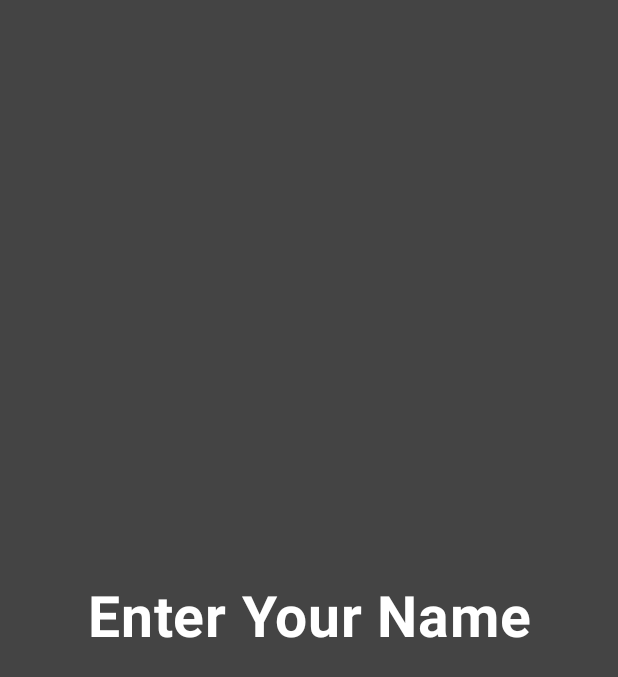
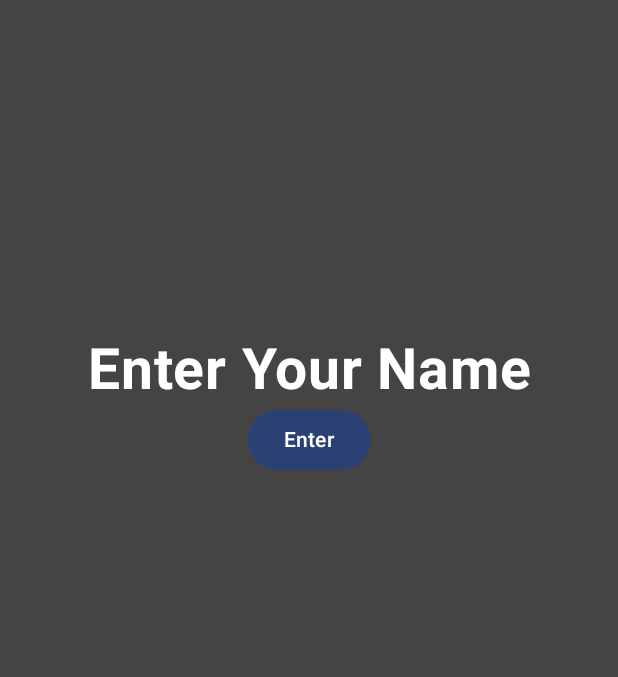
Before and after one commit to DebojitDas2003/Greeting-Card, an Android app built with Jetpack Compose: the screen it shows after launch (MainActivity), on a phone screen of 412 x 824 dp. Shown: the top 677 px of the screen. Run offline under Robolectric (Android 15) with nearby library versions, the phone set to English and light mode, and no system bars.

Commit message:
Added button

```diff
--- a/app/src/main/java/com/ddas/greetingcard/MainActivity.kt
+++ b/app/src/main/java/com/ddas/greetingcard/MainActivity.kt
@@ -35,6 +35,7 @@ import androidx.compose.ui.graphics.Color
 import androidx.compose.ui.graphics.RectangleShape
 import androidx.compose.ui.graphics.Shape
 import androidx.compose.ui.text.font.FontWeight
+import androidx.compose.ui.text.input.TextFieldValue
 import androidx.compose.ui.text.style.TextAlign
 import androidx.compose.ui.tooling.preview.Preview
 import androidx.compose.ui.unit.dp
@@ -64,14 +65,13 @@ class MainActivity : ComponentActivity() {
 @Composable
 
 fun Greeting(modifier: Modifier = Modifier) {
-    var showPopup by remember {mutableStateOf(false)}
 
     Surface (color = Color.DarkGray,
         modifier = modifier
             .fillMaxSize()){
 
 
-Column(verticalArrangement = Arrangement.Center,
+Column(verticalArrangement = Arrangement.Top,
     horizontalAlignment = Alignment.CenterHorizontally,
     modifier = modifier
         .padding(24.dp)) {
@@ -83,30 +83,22 @@ Column(verticalArrangement = Arrangement.Center,
         textAlign = TextAlign.Center,
         fontWeight = FontWeight.Bold,
         fontSize = 38.sp,
+        modifier = modifier
+            .padding(top = 200.dp)
         )
 
 
-//    var text by remember { mutableStateOf("") }
-//    OutlinedTextField(
-//        value = text,
-//        onValueChange = { text = it },
-//        label = {
-//            Text(
-//                "Enter Your Name",
-//                color = Color.White
-//            )
-//        },
-//        modifier = modifier
-//            .padding(top = 240.dp, start = 24.dp, end = 24.dp, bottom = 550.dp)
-//
-//    )
-//
-//    Button(modifier = modifier
-//        .padding(top = 350.dp, start = 20.dp, end = 20.dp, bottom = 450.dp),
-//        shape = RectangleShape, onClick = { showPopup = true }) {
-//        Text(text = "Enter")
-//    }
-}
+
+    Button(onClick = { /*TODO*/ }) {
+        Text(text = "Enter")
+
+    }
+
+
+
+
+
+        }
     }
 }
 
```
